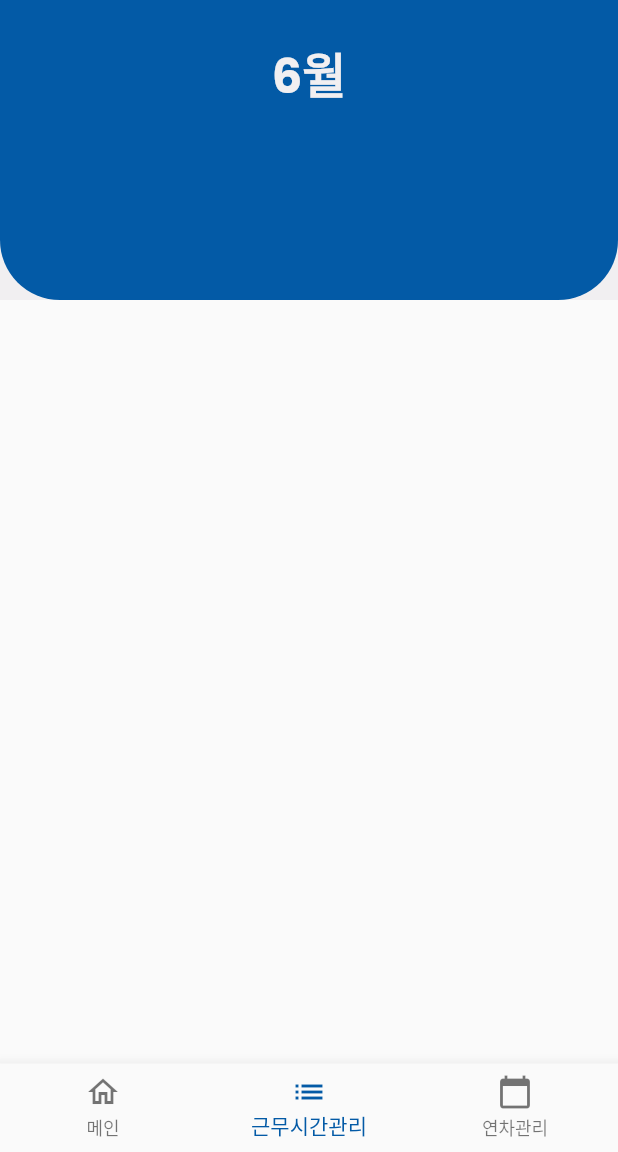
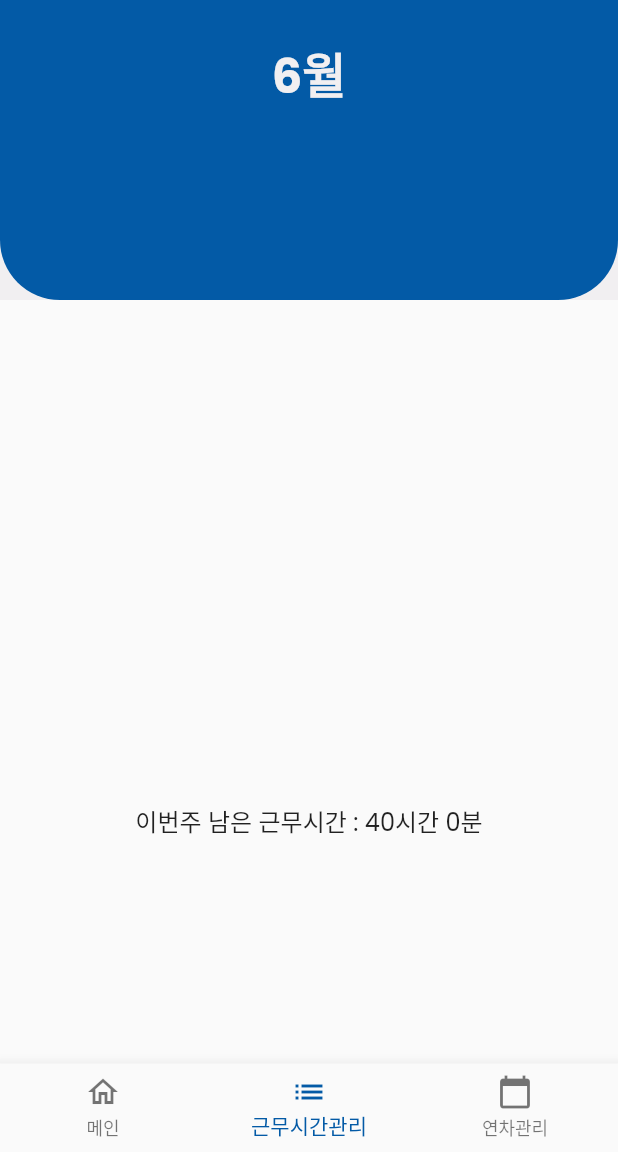
Before and after one commit to fepanbr/work_app, a Flutter app: the screen it shows once a user with an empty profile is signed in, item 2 of the bottom bar chosen, on a phone screen of 412 x 824 dp, the part 84-1236 px from its top. Run offline on Flutter 3.47's test engine with Material 2 defaults, Android fonts, the phone set to English and light mode, and no system bars; our stand-ins replace cloud_firestore, firebase_auth, firebase_core, fluttertoast, get, google_fonts and 2 more; accounts and stored records are empty.

Commit message:
[기능추가] 유저 별로 worktime 제공

```diff
--- a/lib/models/work.dart
+++ b/lib/models/work.dart
@@ -31,7 +31,6 @@ class Work {
   int mealTime;
   bool isAddMealTime;
   int annualLeave;
-  String userId;
   DocumentReference? reference;
 
   String get startWorkTime =>
@@ -50,7 +49,6 @@ class Work {
     required this.mealTime,
     required this.isAddMealTime,
     required this.annualLeave,
-    required this.userId,
     this.reference,
   }) {
     print('startTime $startTime');
@@ -84,7 +82,6 @@ class Work {
             mealTime: json['mealTime']! as int,
             isAddMealTime: json['isAddMealTime']! as bool,
             annualLeave: json['annualLeave']! as int,
-            userId: json['userId']! as String,
             reference: reference);
 
   Map<String, dynamic> toJson() {
@@ -95,7 +92,6 @@ class Work {
       "mealTime": mealTime,
       "isAddMealTime": isAddMealTime,
       "annualLeave": annualLeave,
-      "userId": userId
     };
   }
 
@@ -112,7 +108,6 @@ class Work {
       mealTime: _defaultMealDuration,
       workingTime: 0,
       annualLeave: AnnualLeave.NONE.index,
-      userId: FirebaseAuth.instance.currentUser!.uid,
     );
   }
 
@@ -124,7 +119,6 @@ class Work {
       mealTime: Work.defaultMealTime(),
       workingTime: Work.defaultWorkingTime(),
       annualLeave: AnnualLeave.ONLEAVE.index,
-      userId: FirebaseAuth.instance.currentUser!.uid,
     );
   }
 
--- a/lib/pages/weeklyWorkPage.dart
+++ b/lib/pages/weeklyWorkPage.dart
@@ -20,12 +20,15 @@ class WeeklyWorkPage extends StatefulWidget {
 class _WeeklyWorkPageState extends State<WeeklyWorkPage> {
   final int friday = 5;
   int weeklyWorkingTime = 2400;
-  final workRef =
-      FirebaseFirestore.instance.collection('work').withConverter<Work>(
-            fromFirestore: (snapshot, _) =>
-                Work.fromJson(snapshot.data()!, snapshot.reference),
-            toFirestore: (work, _) => work.toJson(),
-          );
+  final workRef = FirebaseFirestore.instance
+      .collection('user')
+      .doc(FirebaseAuth.instance.currentUser!.uid)
+      .collection('work')
+      .withConverter<Work>(
+        fromFirestore: (snapshot, _) =>
+            Work.fromJson(snapshot.data()!, snapshot.reference),
+        toFirestore: (work, _) => work.toJson(),
+      );
   List<Work> workList = [];
   final now = DateTime.now();
   var startTime = DateFormat("yyyyMMddHHmm").format(Work.monday);
@@ -37,7 +40,6 @@ class _WeeklyWorkPageState extends State<WeeklyWorkPage> {
 
   Future<void> setWork() async {
     List<QueryDocumentSnapshot<Work>> workListInServer = await workRef
-        .where('userId', isEqualTo: FirebaseAuth.instance.currentUser!.uid)
         .where('startTime', isGreaterThanOrEqualTo: startTime)
         .get()
         .then((value) => value.docs);
@@ -73,11 +75,17 @@ class _WeeklyWorkPageState extends State<WeeklyWorkPage> {
   }
 
   calculateWorkingTimeInWeek() {
-    var workingTimeSum = workList
+    int workingTimeSum = 0;
+    var workingTimeList = workList
         .where((element) => element.annualLeave != AnnualLeave.ONLEAVE.index)
         .where((element) => element.workingTime != 0)
-        .map((e) => e.workingTime)
-        .reduce((value, element) => value += element);
+        .map((e) => e.workingTime);
+
+    if (workingTimeList.isEmpty == false) {
+      workingTimeSum =
+          workingTimeList.reduce((value, element) => value += element);
+    }
+
     restWorkingTime = weeklyWorkingTime - workingTimeSum;
     var hour = restWorkingTime ~/ 60;
     var minutes = restWorkingTime % 60;
```
Also changed, not shown: lib/pages/mainPage.dart (+9 -7 lines).
